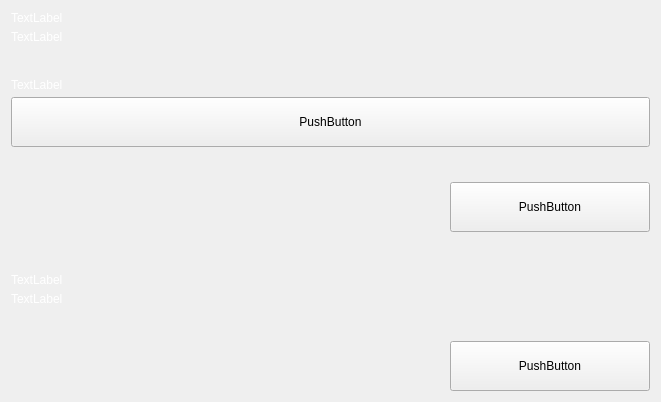
Old version of the form src/qt/settings/forms/settingsbackupwallet.ui in the repository eons-finance/ALQO.
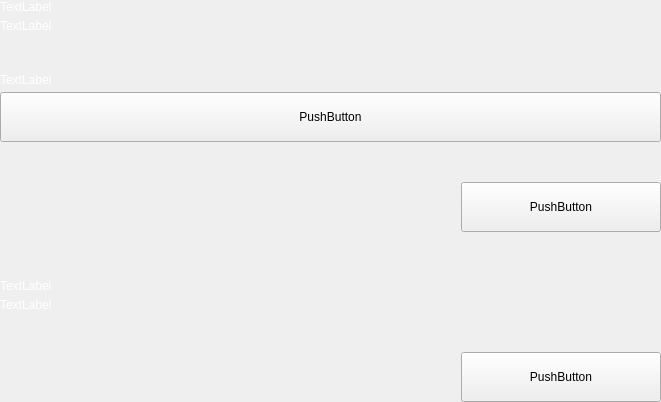
New version of the form.

Diff of the .ui file:
```diff
--- a/src/qt/settings/forms/settingsbackupwallet.ui
+++ b/src/qt/settings/forms/settingsbackupwallet.ui
@@ -14,6 +14,18 @@
    <string>Form</string>
   </property>
   <layout class="QVBoxLayout" name="verticalLayout_2">
+   <property name="leftMargin">
+    <number>0</number>
+   </property>
+   <property name="topMargin">
+    <number>0</number>
+   </property>
+   <property name="rightMargin">
+    <number>0</number>
+   </property>
+   <property name="bottomMargin">
+    <number>0</number>
+   </property>
    <item>
     <layout class="QVBoxLayout" name="verticalLayout">
      <item>
```
